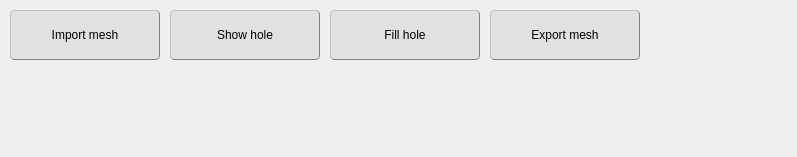
Qt form Apps/ViewerEditor/Sources/Widgets/FloatTools.ui (cuijianzhu/ViewerEditor) before a commit.
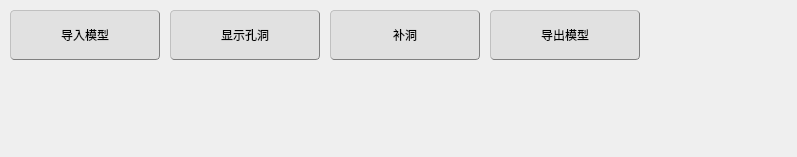
The same form after that commit. Icons and pictures are not drawn.

Commit message: ✨ feat: 应用图标

Diff of the .ui file:
```diff
--- a/Apps/ViewerEditor/Sources/Widgets/FloatTools.ui
+++ b/Apps/ViewerEditor/Sources/Widgets/FloatTools.ui
@@ -37,7 +37,7 @@
     <string notr="true"/>
    </property>
    <property name="text">
-    <string>Import mesh</string>
+    <string>导入模型</string>
    </property>
    <property name="icon">
     <iconset resource="../../Resources/resources.qrc">
@@ -64,7 +64,7 @@
     </sizepolicy>
    </property>
    <property name="text">
-    <string>Show hole</string>
+    <string>显示孔洞</string>
    </property>
    <property name="icon">
     <iconset resource="../../Resources/resources.qrc">
@@ -91,7 +91,7 @@
     </sizepolicy>
    </property>
    <property name="text">
-    <string>Fill hole</string>
+    <string>补洞</string>
    </property>
    <property name="icon">
     <iconset resource="../../Resources/resources.qrc">
@@ -118,7 +118,7 @@
     </sizepolicy>
    </property>
    <property name="text">
-    <string>Export mesh</string>
+    <string>导出模型</string>
    </property>
    <property name="icon">
     <iconset resource="../../Resources/resources.qrc">
```
The commit also changes 1 other file.
